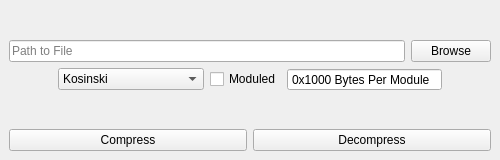
Old version of the form mainwindow.ui in the repository Clownacy/clowncomptool.
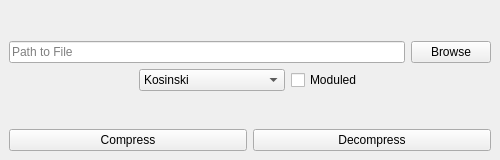
New version of the form.

Commit message:
Remove module size configuration.
Turns out MDComp doesn't even use it.

Diff of the .ui file:
```diff
--- a/mainwindow.ui
+++ b/mainwindow.ui
@@ -129,34 +129,6 @@
         </property>
        </widget>
       </item>
-      <item>
-       <widget class="QSpinBox" name="spinBox_ModuleSize">
-        <property name="buttonSymbols">
-         <enum>QAbstractSpinBox::NoButtons</enum>
-        </property>
-        <property name="suffix">
-         <string> Bytes Per Module</string>
-        </property>
-        <property name="prefix">
-         <string>0x</string>
-        </property>
-        <property name="minimum">
-         <number>1</number>
-        </property>
-        <property name="maximum">
-         <number>65536</number>
-        </property>
-        <property name="singleStep">
-         <number>256</number>
-        </property>
-        <property name="value">
-         <number>4096</number>
-        </property>
-        <property name="displayIntegerBase">
-         <number>16</number>
-        </property>
-       </widget>
-      </item>
       <item>
        <spacer name="horizontalSpacer_2">
         <property name="orientation">
```
The commit also changes 2 other files.
